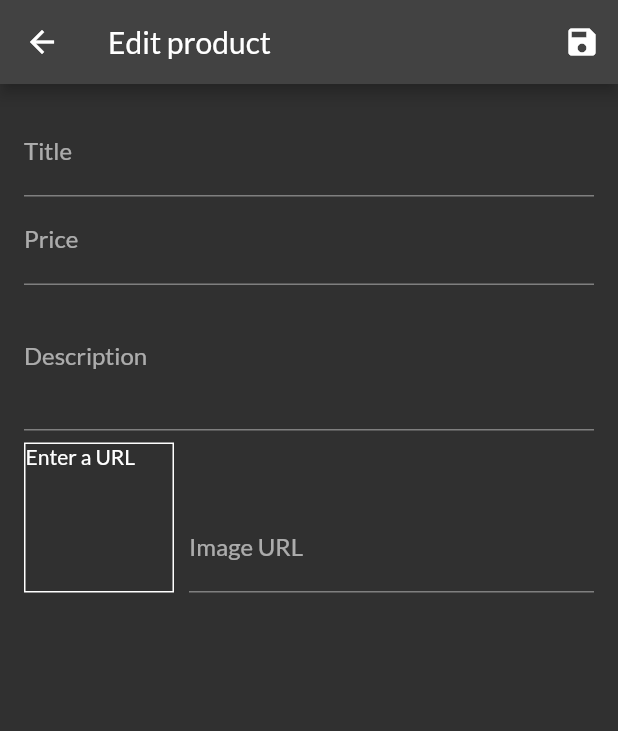
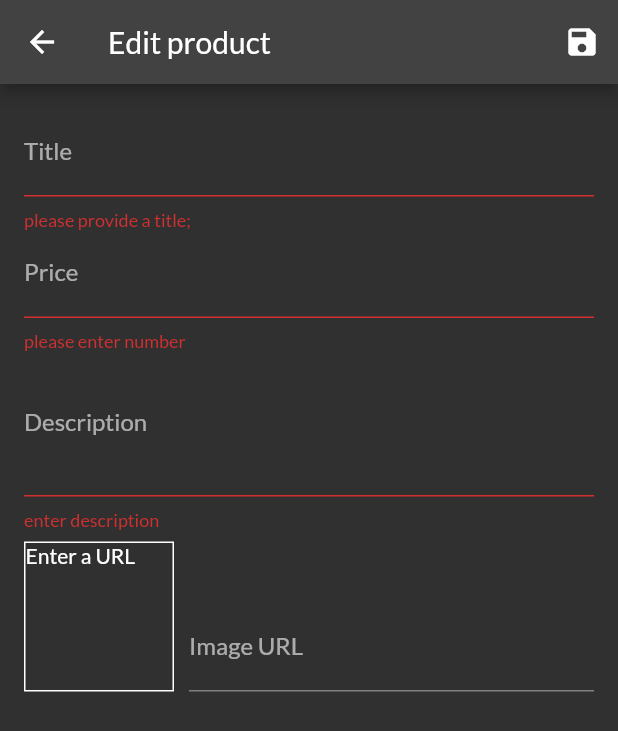
Before and after one commit to dfenders2002/ShopApp, a Flutter app: the EditProductScreen screen opened by its route, after a tap on the "save" icon, on a phone screen of 412 x 824 dp. Shown: the top 731 px of the screen. Run offline on Flutter 3.47's test engine with Material 2 defaults, Android fonts, the phone set to English and light mode, and no system bars; our stand-ins replace google_fonts; network calls fail.

Commit message:
edit prods

```diff
--- a/lib/providers/products.dart
+++ b/lib/providers/products.dart
@@ -64,8 +64,15 @@ class Products with ChangeNotifier {
     return _items.firstWhere((elm) => elm.id == Id);
   }
 
-  void addProduct() {
-    //_items.add(value);
+  void addProduct(Product prod) {
+    final newProduct = Product(
+        title: prod.title,
+        description: prod.description,
+        imageUrl: prod.imageUrl,
+        price: prod.price,
+        id: DateTime.now().toString());
+    _items.add(newProduct);
+    //_items.insert(0, newProduct); begin of list
     notifyListeners();
   }
 }
--- a/lib/screens/edit_product_screen.dart
+++ b/lib/screens/edit_product_screen.dart
@@ -2,8 +2,10 @@ import 'package:flutter/material.dart';
 import 'package:flutter/src/foundation/key.dart';
 import 'package:flutter/src/widgets/container.dart';
 import 'package:flutter/src/widgets/framework.dart';
+import 'package:provider/provider.dart';
 
 import '../providers/product.dart';
+import '../providers/products.dart';
 
 class EditProductScreen extends StatefulWidget {
   static const routeName = '/edit-product';
@@ -35,7 +37,44 @@ class _EditProductScreenState extends State<EditProductScreen> {
   }
 
   void _safeForm() {
+    final isValid = _form.currentState.validate(); //triggerd alle validates
+    if (!isValid) {
+      return;
+    }
     _form.currentState.save();
+    Provider.of<Products>(context, listen: false).addProduct(_newProd);
+    Navigator.of(context).pop();
+  }
+
+  var initVals = {
+    'title': '',
+    'description': '',
+    'price': '',
+    'imageUrl': '',
+  };
+
+  var isInit = true;
+
+  @override
+  void didChangeDependencies() {
+    if (isInit) {
+      final prodId = ModalRoute.of(context).settings.arguments as String;
+      if (prodId != null) {
+        _newProd =
+            Provider.of<Products>(context, listen: false).findById(prodId);
+        initVals = {
+          'title': _newProd.title,
+          'description': _newProd.description,
+          'price': _newProd.price.toString(),
+          //'imageUrl': _newProd.imageUrl,
+          'imageUrl': ''
+        };
+        _imageUrlController.text = _newProd.imageUrl;
+      }
+    }
+    isInit = false;
+    super.didChangeDependencies();
+    // TODO: implement didChangeDependencies
   }
 
   @override
@@ -46,7 +85,7 @@ class _EditProductScreenState extends State<EditProductScreen> {
         actions: [
           IconButton(
               onPressed: () {
-                _safeForm;
+                _safeForm();
               },
               icon: Icon(Icons.save))
         ],
@@ -58,10 +97,17 @@ class _EditProductScreenState extends State<EditProductScreen> {
           child: ListView(
             children: [
               TextFormField(
+                initialValue: initVals['title'],
                 decoration: InputDecoration(labelText: 'Title'),
                 textInputAction: TextInputAction.next,
                 onFieldSubmitted: (val) {
                   FocusScope.of(context).requestFocus(_focusPrice);
+                },
+                validator: (value) {
+                  if (value.isEmpty) {
+                    return 'please provide a title;';
+                  }
+                  return null;
                 },
                 onSaved: (val) {
                   _newProd = Product(
@@ -74,12 +120,25 @@ class _EditProductScreenState extends State<EditProductScreen> {
                 },
               ),
               TextFormField(
+                initialValue: initVals['price'],
                 decoration: InputDecoration(labelText: 'Price'),
                 textInputAction: TextInputAction.next,
                 keyboardType: TextInputType.number,
                 focusNode: _focusPrice,
                 onFieldSubmitted: (val) {
                   FocusScope.of(context).requestFocus(_focusDescription);
+                },
+                validator: (val) {
+                  if (val.isEmpty) {
+                    return 'please enter number';
+                  }
+                  if (double.tryParse(val) == null) {
+                    return 'enter valid number';
+                  }
+                  if (double.parse(val) <= 0) {
+                    return 'number higher then 0';
+                  }
+                  return null;
                 },
                 onSaved: (val) {
                   _newProd = Product(
@@ -92,11 +151,18 @@ class _EditProductScreenState extends State<EditProductScreen> {
                 },
               ),
               TextFormField(
+                initialValue: initVals['description'],
                 decoration: InputDecoration(labelText: 'Description'),
                 maxLines: 3,
                 textInputAction: TextInputAction.next,
                 keyboardType: TextInputType.multiline,
                 focusNode: _focusDescription,
+                validator: (val) {
+                  if (val.isEmpty) {
+                    return 'enter description';
+                  }
+                  return null;
+                },
                 onSaved: (val) {
                   _newProd = Product(
                     id: _newProd.id,
@@ -128,6 +194,7 @@ class _EditProductScreenState extends State<EditProductScreen> {
                   ),
                   Expanded(
                     child: TextFormField(
+                      //cant set controller to init value
                       decoration: InputDecoration(labelText: 'Image URL'),
                       keyboardType: TextInputType.url,
                       textInputAction: TextInputAction.done,
@@ -145,6 +212,21 @@ class _EditProductScreenState extends State<EditProductScreen> {
                           imageUrl: _newProd.imageUrl, //val
                         );
                       },
+                      //validator: (val) {
+                      //  if (val.isEmpty) {
+                      //    return 'please enter an URL';
+                      //  }
+                      //  if (!val.startsWith('http') &&
+                      //      !val.startsWith('https')) {
+                      //    return 'enter valid URL';
+                      //  }
+                      //  if (!val.endsWith('.png') &&
+                      //      !val.endsWith('.jpg') &&
+                      //      !val.endsWith('.jpeg')) {
+                      //    return 'use png or jpg';
+                      //  }
+                      //  return null;
+                      //},
                     ),
                   ),
                 ],
--- a/lib/screens/user_products._screen.dart
+++ b/lib/screens/user_products._screen.dart
@@ -31,6 +31,7 @@ class UserProductsScreen extends StatelessWidget {
         padding: EdgeInsets.all(8),
         child: ListView.builder(
           itemBuilder: (_, i) => UserProductItem(
+            producsData.items[i].id,
             producsData.items[i].title,
             producsData.items[i].imageUrl,
           ),
--- a/lib/widgets/user_product_item.dart
+++ b/lib/widgets/user_product_item.dart
@@ -3,11 +3,14 @@ import 'package:flutter/src/foundation/key.dart';
 import 'package:flutter/src/widgets/container.dart';
 import 'package:flutter/src/widgets/framework.dart';
 
+import '../screens/edit_product_screen.dart';
+
 class UserProductItem extends StatelessWidget {
+  final String id;
   final String title;
   final String imageUrl;
 
-  UserProductItem(this.title, this.imageUrl);
+  UserProductItem(this.id, this.title, this.imageUrl);
 
   @override
   Widget build(BuildContext context) {
@@ -23,7 +26,10 @@ class UserProductItem extends StatelessWidget {
           child: Row(
             children: [
               IconButton(
-                  onPressed: () {},
+                  onPressed: () {
+                    Navigator.of(context)
+                        .pushNamed(EditProductScreen.routeName, arguments: id);
+                  },
                   icon: Icon(Icons.edit),
                   color: Colors.white),
               IconButton(
```
